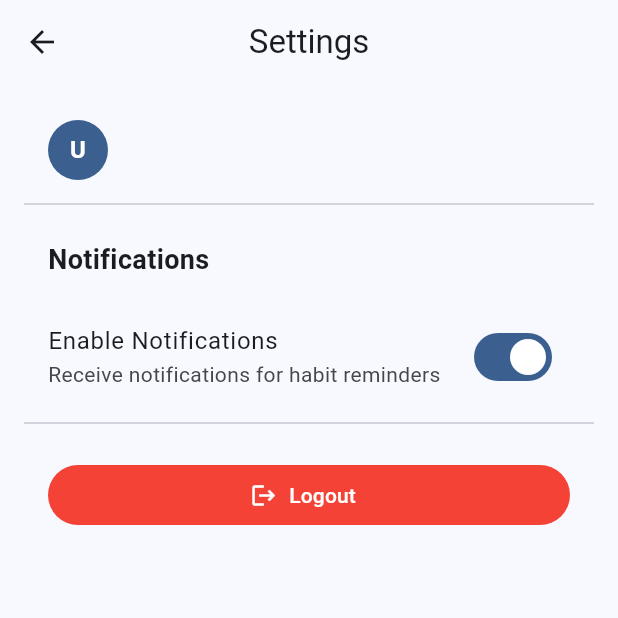
After one commit to tapeds/FP-PPB-9, a Flutter app: the SettingsScreen screen opened by its route, on a phone screen of 412 x 824 dp, the top half of it. The commit adds this screen. Run offline on Flutter 3.47's test engine with Material 3 defaults, Android fonts, the phone set to English and light mode, and no system bars; our stand-ins replace firebase_auth, firebase_core; accounts and stored records are empty; Roboto replaces fonts that are missing (Poppins).

Commit message:
feat: add settings page

```diff
--- a/lib/main.dart
+++ b/lib/main.dart
@@ -2,6 +2,7 @@ import 'package:fp_ppb/screens/home.dart';
 import 'package:fp_ppb/screens/login.dart';
 import 'package:fp_ppb/screens/register.dart';
 import 'package:fp_ppb/screens/habits.dart';
+import 'package:fp_ppb/screens/settings.dart';
 import 'package:flutter/material.dart';
 import 'package:firebase_core/firebase_core.dart';
 import 'firebase_options.dart';
@@ -32,6 +33,7 @@ class MyApp extends StatelessWidget {
         'home': (context) => const MainScreen(),
         'login': (context) => const LoginScreen(),
         'register': (context) => const RegisterScreen(),
+        'settings': (context) => const SettingsScreen(),
       },
     );
   }
--- a/lib/screens/home.dart
+++ b/lib/screens/home.dart
@@ -76,6 +76,17 @@ class HomeScreen extends StatelessWidget {
                       ),
                     ),
                   ),
+                  actions: [
+                    IconButton(
+                      icon: const Icon(
+                        Icons.settings_outlined,
+                        color: Colors.white,
+                      ),
+                      onPressed: () {
+                        Navigator.pushNamed(context, 'settings');
+                      },
+                    ),
+                  ],
                 ),
                 SliverToBoxAdapter(
                   child: Padding(
@@ -132,6 +143,7 @@ class HomeScreen extends StatelessWidget {
               'Today\'s Progress',
               style: TextStyle(fontSize: 18, fontWeight: FontWeight.bold),
             ),
+            const SizedBox(height: 16),
             Row(
               children: [
                 Expanded(
--- /dev/null
+++ b/lib/screens/settings.dart
@@ -0,0 +1,97 @@
+import 'package:flutter/material.dart';
+import 'package:firebase_auth/firebase_auth.dart';
+
+class SettingsScreen extends StatelessWidget {
+  const SettingsScreen({super.key});
+
+  @override
+  Widget build(BuildContext context) {
+    final user = FirebaseAuth.instance.currentUser;
+
+    return Scaffold(
+      appBar: AppBar(title: const Text('Settings'), centerTitle: true),
+      body: ListView(
+        padding: const EdgeInsets.all(16.0),
+        children: [
+          // User Info at the top
+          ListTile(
+            leading: CircleAvatar(
+              backgroundColor: Theme.of(context).colorScheme.primary,
+              child: Text(
+                user?.email?.isNotEmpty == true
+                    ? user!.email![0].toUpperCase()
+                    : 'U',
+                style: const TextStyle(
+                  color: Colors.white,
+                  fontWeight: FontWeight.bold,
+                ),
+              ),
+            ),
+            title: Text(user?.email ?? 'Not logged in'),
+            // Subtitle and onTap for managing account are removed
+          ),
+          const Divider(),
+
+          _buildNotificationSection(),
+          const Divider(),
+
+          // About Section is removed
+          _buildLogoutButton(context),
+        ],
+      ),
+    );
+  }
+
+  // Keep _logout method if still used by _buildLogoutButton
+  void _logout(BuildContext context) async {
+    await FirebaseAuth.instance.signOut();
+    if (context.mounted) {
+      Navigator.pushReplacementNamed(context, 'login');
+    }
+  }
+
+  Widget _buildNotificationSection() {
+    return Column(
+      crossAxisAlignment: CrossAxisAlignment.start,
+      children: [
+        const Padding(
+          padding: EdgeInsets.all(16.0),
+          child: Text(
+            'Notifications',
+            style: TextStyle(fontSize: 18, fontWeight: FontWeight.bold),
+          ),
+        ),
+        SwitchListTile(
+          title: const Text('Enable Notifications'),
+          subtitle: const Text('Receive notifications for habit reminders'),
+          value: true, // TODO: Implement notification toggle logic
+          onChanged: (value) {
+            // TODO: Handle notification toggle
+          },
+        ),
+      ],
+    );
+  }
+
+  // _buildAboutSection is removed
+
+  Widget _buildLogoutButton(BuildContext context) {
+    return Padding(
+      padding: const EdgeInsets.all(16.0),
+      child: FilledButton.icon(
+        onPressed: () async {
+          await FirebaseAuth.instance.signOut();
+          if (context.mounted) {
+            Navigator.pushReplacementNamed(context, 'login');
+          }
+        },
+        icon: const Icon(Icons.logout),
+        label: const Text('Logout'),
+        style: FilledButton.styleFrom(
+          backgroundColor: Colors.red,
+          foregroundColor: Colors.white,
+        ),
+      ),
+    );
+  }
+}
```
